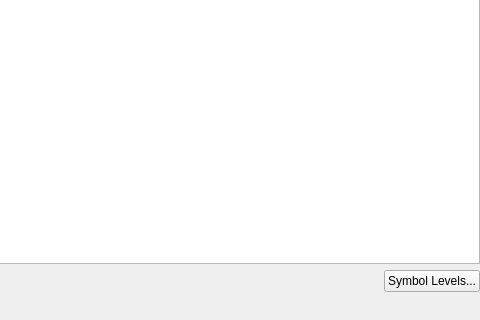
qgis/QGIS, file src/ui/qgsrulebasedrendererv2widget.ui: the form before one commit; both pictures show x 229 to 709 and y 81 to 401 of the 709 by 401 pixel window.
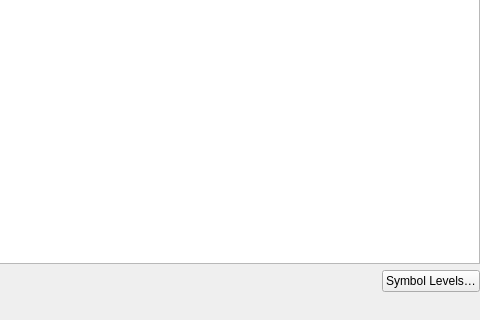
The form after the commit. Icons and pictures are not drawn.

Patch:
```diff
--- a/src/ui/qgsrulebasedrendererv2widget.ui
+++ b/src/ui/qgsrulebasedrendererv2widget.ui
@@ -125,7 +125,7 @@
      <item>
       <widget class="QPushButton" name="btnRenderingOrder">
        <property name="text">
-        <string>Symbol Levels...</string>
+        <string>Symbol Levels…</string>
        </property>
       </widget>
      </item>
```
